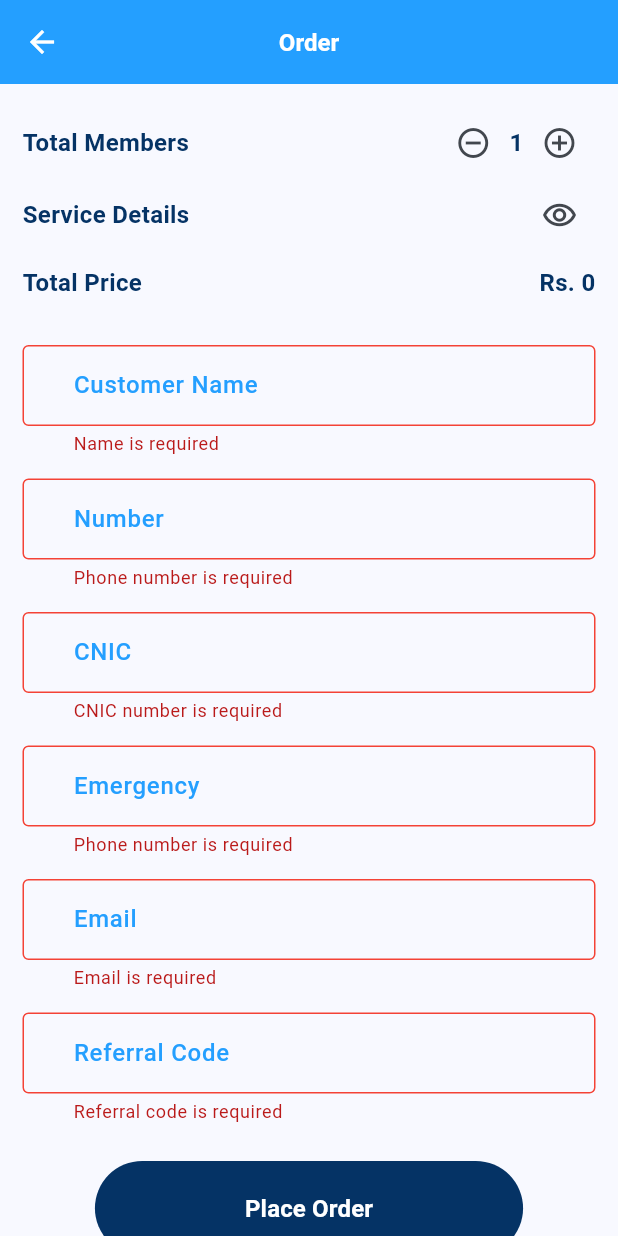
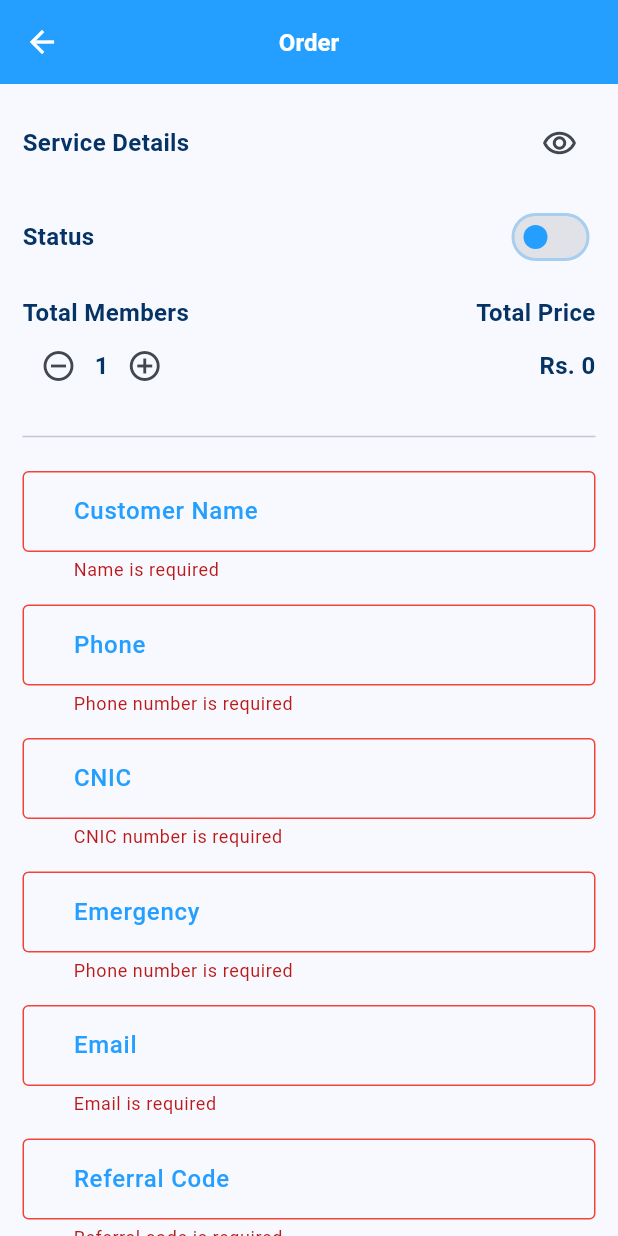
Before and after one commit to ammardev99/Tams, a Flutter app: the OrderPage screen opened directly, after a tap on the "remove circle outline" icon, after a tap on the "add circle outline" icon, after a tap on "Place Order", on a phone screen of 412 x 824 dp. Run offline on Flutter 3.47's test engine with Material 3 defaults, Android fonts, the phone set to English and light mode, and no system bars; our stand-ins replace carousel_slider, curved_navigation_bar, get, smooth_page_indicator.

Commit message:
post order

```diff
--- a/lib/Screens/favorite_list_screen.dart
+++ b/lib/Screens/favorite_list_screen.dart
@@ -18,7 +18,8 @@ class FavoriteListScreen extends StatelessWidget {
           style: TextStyle(color: Colors.white),
         ),
         centerTitle: true,
-        flexibleSpace: Container(decoration: BoxDecoration(gradient: myGradient())),
+        flexibleSpace:
+            Container(decoration: BoxDecoration(gradient: myGradient())),
       ),
       body: Padding(
         padding: const EdgeInsets.all(8.0),
--- a/lib/auth/login.dart
+++ b/lib/auth/login.dart
@@ -17,7 +17,9 @@ class _LoginState extends State<Login> {
   Widget build(BuildContext context) {
     return SafeArea(
       child: Scaffold(
-          body: Padding(
+          body: SingleChildScrollView(
+            scrollDirection: Axis.vertical,
+            child: Padding(
                     padding: const EdgeInsets.all(8.0),
                     child: Column(
             crossAxisAlignment: CrossAxisAlignment.start,
@@ -96,7 +98,7 @@ class _LoginState extends State<Login> {
                 ],
               ),
               sizeBox(0, 20),
-            const Spacer(),
+              // const Spacer(),
               Center(
                 child: ElevatedButton(
                   onPressed: () {
@@ -115,6 +117,7 @@ class _LoginState extends State<Login> {
               sizeBox(10, 40),
             ],
                     ),
+                  ),
           )),
     );
   }
--- a/lib/modules/order/logic.dart
+++ b/lib/modules/order/logic.dart
@@ -1,6 +1,7 @@
 import 'dart:convert';
 import 'package:flutter/material.dart';
 import 'package:get/get.dart';
+import 'package:tams/Screens/home.dart';
 import 'package:tams/models/order.dart';
 import 'package:tams/models/service.dart';
 import 'package:http/http.dart' as http;
@@ -12,6 +13,8 @@ class OrderLogic extends GetxController {
   late Service service;
   RxBool showDetails = false.obs;
   RxBool addMembersSpace = false.obs;
+  RxBool isLoading = false.obs;
+
   void changeView() {
     showDetails.value = !showDetails.value;
   }
@@ -21,8 +24,9 @@ class OrderLogic extends GetxController {
   }
 
   get formKey => _formKey;
-  void placeOrder() async {
+  void placeOrder(BuildContext context) async {
     if (_formKey.currentState!.validate()) {
+      isLoading.value = true;
       debugPrint("Order Placed");
 
       // Extracting the values from the state
@@ -36,17 +40,17 @@ class OrderLogic extends GetxController {
 
       // Creating the order data
       Map<String, dynamic> orderData = {
-        // 'serviceId': tourId,
+        'serviceId': selectedService.id,
         'userName': userName,
         'userCNIC': userCNIC,
         'userPhoneNumber': userPhoneNumber,
         'userEmergencyContact': userEmergencyContact,
         'userEmail': userEmail,
         'userAddress': userAddress,
-        'totalAmount': 20000, // You need to get the actual total amount
-        'totalMembers': 1, // You need to get the actual number of members
+        'totalAmount': state.totalPrice.toInt(),
+        'totalMembers': state.totalMembers.toInt(),
         'referral': referral,
-        'confirmed': 'true'
+        'confirmed': state.orderStatus.value.toString()
       };
       // Making the POST request
       var url = Uri.parse('https://travelagency-rho.vercel.app/api/order');
@@ -57,12 +61,32 @@ class OrderLogic extends GetxController {
         },
         body: jsonEncode(orderData),
       );
-
+      isLoading.value = false;
       if (response.statusCode == 200) {
         debugPrint('Order placed successfully: ${response.body}');
+        // Show success popup
+        Get.defaultDialog(
+          title: "Success",
+          content: const Padding(
+            padding: EdgeInsets.symmetric(vertical: 20),
+          child: Text("Order placed successfully!"),
+          ),
+          onConfirm: () {
+            Get.offAll(const HomePage());
+          },
+          textConfirm: "Home",
+        );
       } else {
         debugPrint('Failed to place order: ${response.statusCode}');
+        // Show error message
+        Get.snackbar("Error", "Failed to place order. Please try again.");
       }
+
+      // if (response.statusCode == 200) {
+      //   debugPrint('Order placed successfully: ${response.body}');
+      // } else {
+      //   debugPrint('Failed to place order: ${response.statusCode}');
+      // }
     }
   }
 
--- a/lib/modules/order/state.dart
+++ b/lib/modules/order/state.dart
@@ -5,6 +5,7 @@ import 'package:get/get.dart';
 class OrderState {
   RxInt totalMembers = 0.obs;
   RxInt totalPrice = 0.obs;
+  RxBool orderStatus = false.obs;
   TextEditingController toursName = TextEditingController();
   TextEditingController customerName = TextEditingController();
   TextEditingController customerPhone = TextEditingController();
--- a/lib/modules/order/view.dart
+++ b/lib/modules/order/view.dart
@@ -33,52 +33,6 @@ class OrderPage extends StatelessWidget {
             child: Column(
               crossAxisAlignment: CrossAxisAlignment.start,
               children: [
-// Total Members
-                Row(
-                  mainAxisAlignment: MainAxisAlignment.spaceBetween,
-                  children: [
-                    heading("Total Members", primaryColor),
-                    Row(
-                      children: [
-                        IconButton(
-                            onPressed: () {
-                              if (state.totalMembers.value > 0) {
-                                state.totalMembers.value--;
-                              }
-                              logic.updateTotal();
-                              if (state.totalMembers <= 0) {
-                                logic.addMembersSpace.value = true;
-                              }
-                            },
-                            icon: const Icon(Icons.remove_circle_outline)),
-                        Obx(() {
-                          return heading("${state.totalMembers}", primaryColor);
-                        }),
-                        IconButton(
-                            onPressed: () {
-                              state.totalMembers.value++;
-                              logic.updateTotal();
-                              if (state.totalMembers > 0) {
-                                logic.addMembersSpace.value = false;
-                              }
-                            },
-                            icon: const Icon(Icons.add_circle_outline)),
-                      ],
-                    )
-                  ],
-                ),
-// zero error
-                Row(
-                  mainAxisAlignment: MainAxisAlignment.end,
-                  children: [
-                    Obx(() {
-                      return logic.addMembersSpace.value
-                          ? textInfo('Please add members', Colors.red)
-                          : Container();
-                    }),
-                  ],
-                ),
-
 // Service Details option
                 Row(
                   mainAxisAlignment: MainAxisAlignment.spaceBetween,
@@ -161,20 +115,89 @@ class OrderPage extends StatelessWidget {
                         )
                       : sizeBox(0, 0);
                 }),
-                sizeBox(10, 10),
-// Total Price
+                sizeBox(10, 15),
+// status /
                 Row(
                   mainAxisAlignment: MainAxisAlignment.spaceBetween,
                   children: [
+                    heading("Status", primaryColor),
+                    Obx(() {
+                      return Switch(
+                          thumbColor: WidgetStatePropertyAll(secondaryColor),
+                          activeColor: secondaryColor,
+                          trackOutlineColor:
+                              WidgetStatePropertyAll(secondaryColor03),
+                          value: state.orderStatus.value,
+                          onChanged: (value) {
+                            state.orderStatus.value = value;
+                          });
+                    }),
+                  ],
+                ),
+
+                sizeBox(10, 15),
+//Members
+                Row(
+                  mainAxisAlignment: MainAxisAlignment.spaceBetween,
+                  children: [
+                    heading("Total Members", primaryColor),
                     heading("Total Price", primaryColor),
+                  ],
+                ),
+// Total
+                Row(
+                  mainAxisAlignment: MainAxisAlignment.spaceBetween,
+                  children: [
+                    Row(
+                      children: [
+                        IconButton(
+                            onPressed: () {
+                              if (state.totalMembers.value > 0) {
+                                state.totalMembers.value--;
+                              }
+                              logic.updateTotal();
+                              if (state.totalMembers <= 0) {
+                                logic.addMembersSpace.value = true;
+                              }
+                            },
+                            icon: const Icon(Icons.remove_circle_outline)),
+                        Obx(() {
+                          return heading("${state.totalMembers}", primaryColor);
+                        }),
+                        IconButton(
+                            onPressed: () {
+                              state.totalMembers.value++;
+                              logic.updateTotal();
+                              if (state.totalMembers > 0) {
+                                logic.addMembersSpace.value = false;
+                              }
+                            },
+                            icon: const Icon(Icons.add_circle_outline)),
+                      ],
+                    ),
                     Obx(() {
                       return heading("Rs. ${state.totalPrice}", primaryColor);
                     })
                   ],
                 ),
+// zero error
+                Row(
+                  mainAxisAlignment: MainAxisAlignment.start,
+                  children: [
+                    Obx(() {
+                      return logic.addMembersSpace.value
+                          ? textInfo('Please add members', Colors.red)
+                          : Container();
+                    }),
+                  ],
+                ),
 
+
+                sizeBox(15, 15),
+                const Divider(),
+                sizeBox(15, 15),
 // input fields
-                sizeBox(10, 30),
+
                 // name
                 InputFormFieldApp(
                     label: "Customer Name",
@@ -185,8 +208,8 @@ class OrderPage extends StatelessWidget {
                 sizeBox(15, 15),
                 // numbers
                 InputFormFieldApp(
-                    label: "Number",
-                    hint: 'hint',
+                    label: "Phone",
+                    hint: '03xxxxxxxxx',
                     controller: state.customerPhone,
                     inputType: TextInputType.phone,
                     validator: validPhoneNumber),
@@ -202,7 +225,7 @@ class OrderPage extends StatelessWidget {
                 // emergency
                 InputFormFieldApp(
                     label: "Emergency",
-                    hint: 'hint',
+                    hint: '03xxxxxxxxx',
                     controller: state.customerEmergencyPhone,
                     inputType: TextInputType.phone,
                     validator: validPhoneNumber),
@@ -210,7 +233,7 @@ class OrderPage extends StatelessWidget {
                 // Address Email
                 InputFormFieldApp(
                     label: "Email",
-                    hint: 'hint',
+                    hint: 'user@gmail.com',
                     controller: state.customerEmail,
                     inputType: TextInputType.emailAddress,
                     validator: validEmail),
@@ -218,11 +241,12 @@ class OrderPage extends StatelessWidget {
                 // Refrerral code
                 InputFormFieldApp(
                     label: "Referral Code",
-                    hint: 'Agent Code',
+                    hint: 'xxxx',
                     controller: state.customerReferralCode,
                     inputType: TextInputType.number,
                     validator: validReferralCode),
                 sizeBox(15, 15),
+
 // zero error
                 Row(
                   mainAxisAlignment: MainAxisAlignment.center,
@@ -238,9 +262,13 @@ class OrderPage extends StatelessWidget {
                 sizeBox(15, 10),
 
                 Center(
-                  child: TextButton(
+                  child: Obx(() {
+                    return logic.isLoading.value
+                        ? const CircularProgressIndicator()
+                        : TextButton(
                             style: ButtonStyle(
-                        backgroundColor: WidgetStateProperty.all(primaryColor),
+                              backgroundColor:
+                                  WidgetStateProperty.all(primaryColor),
                               padding: const WidgetStatePropertyAll(
                                   EdgeInsetsDirectional.symmetric(
                                       vertical: 20, horizontal: 100)),
@@ -248,14 +276,34 @@ class OrderPage extends StatelessWidget {
                             onPressed: () {
                               if (state.totalMembers.value > 0) {
                                 logic.addMembersSpace.value = false;
-                          logic.placeOrder();
+                                logic.placeOrder(context);
                               } else {
                                 logic.addMembersSpace.value = true;
                               }
                             },
-                      child: heading("Place Order", whiteColor)),
+                            child: heading("Place Order", whiteColor),
+                          );
+                  }),
                 ),
-                sizeBox(15, 40),
+                // Center(
+                //   child: TextButton(
+                //       style: ButtonStyle(
+                //         backgroundColor: WidgetStateProperty.all(primaryColor),
+                //         padding: const WidgetStatePropertyAll(
+                //             EdgeInsetsDirectional.symmetric(
+                //                 vertical: 20, horizontal: 100)),
+                //       ),
+                //       onPressed: () {
+                //         if (state.totalMembers.value > 0) {
+                //           logic.addMembersSpace.value = false;
+                //           logic.placeOrder();
+                //         } else {
+                //           logic.addMembersSpace.value = true;
+                //         }
+                //       },
+                //       child: heading("Place Order", whiteColor)),
+                // ),
+                // sizeBox(15, 40),
               ],
             ),
           ),
```
Lines whose indentation alone changed are shown as unchanged.
